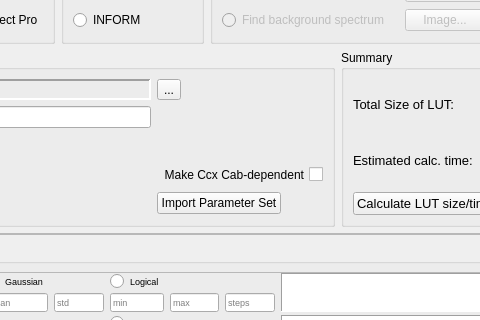
Qt form enmapbox/apps/lmuvegetationapps/Resources/UserInterfaces/CreateLUT.ui (EnMAP-Box/enmap-box) before a commit; both pictures show x 428 to 908 and y 88 to 408 of the 1058 by 881 pixel window.
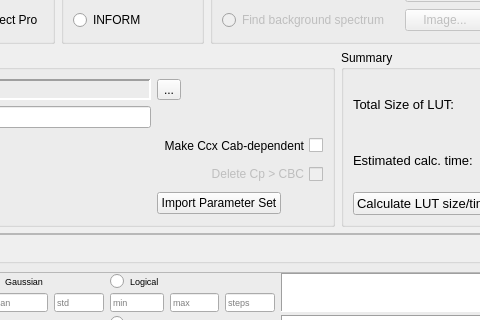
The same form after that commit. Custom widgets are drawn as their Qt base class.

Patch:
```diff
--- a/enmapbox/apps/lmuvegetationapps/Resources/UserInterfaces/CreateLUT.ui
+++ b/enmapbox/apps/lmuvegetationapps/Resources/UserInterfaces/CreateLUT.ui
@@ -488,22 +488,6 @@
           </property>
          </widget>
         </item>
-        <item row="3" column="2">
-         <widget class="QCheckBox" name="CarCabCheck">
-          <property name="sizePolicy">
-           <sizepolicy hsizetype="Preferred" vsizetype="Preferred">
-            <horstretch>0</horstretch>
-            <verstretch>0</verstretch>
-           </sizepolicy>
-          </property>
-          <property name="layoutDirection">
-           <enum>Qt::RightToLeft</enum>
-          </property>
-          <property name="text">
-           <string>Make Ccx Cab-dependent</string>
-          </property>
-         </widget>
-        </item>
         <item row="0" column="0">
          <widget class="QLabel" name="label_28">
           <property name="sizePolicy">
@@ -650,6 +634,35 @@
           </property>
          </widget>
         </item>
+        <item row="2" column="2">
+         <widget class="QCheckBox" name="CarCabCheck">
+          <property name="sizePolicy">
+           <sizepolicy hsizetype="Preferred" vsizetype="Preferred">
+            <horstretch>0</horstretch>
+            <verstretch>0</verstretch>
+           </sizepolicy>
+          </property>
+          <property name="layoutDirection">
+           <enum>Qt::RightToLeft</enum>
+          </property>
+          <property name="text">
+           <string>Make Ccx Cab-dependent</string>
+          </property>
+         </widget>
+        </item>
+        <item row="3" column="2">
+         <widget class="QCheckBox" name="CpCBCCheck">
+          <property name="enabled">
+           <bool>false</bool>
+          </property>
+          <property name="layoutDirection">
+           <enum>Qt::RightToLeft</enum>
+          </property>
+          <property name="text">
+           <string>Delete Cp &gt; CBC</string>
+          </property>
+         </widget>
+        </item>
        </layout>
       </item>
      </layout>
```
Left out of the diff: 33 changed lines with no effect on the pictures.
